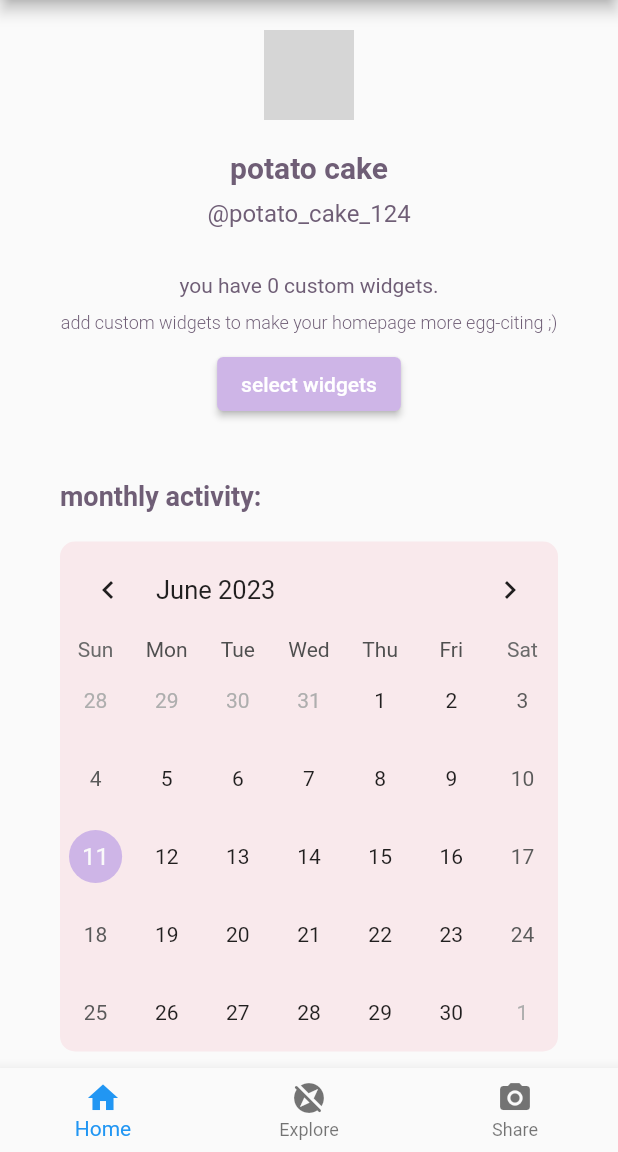
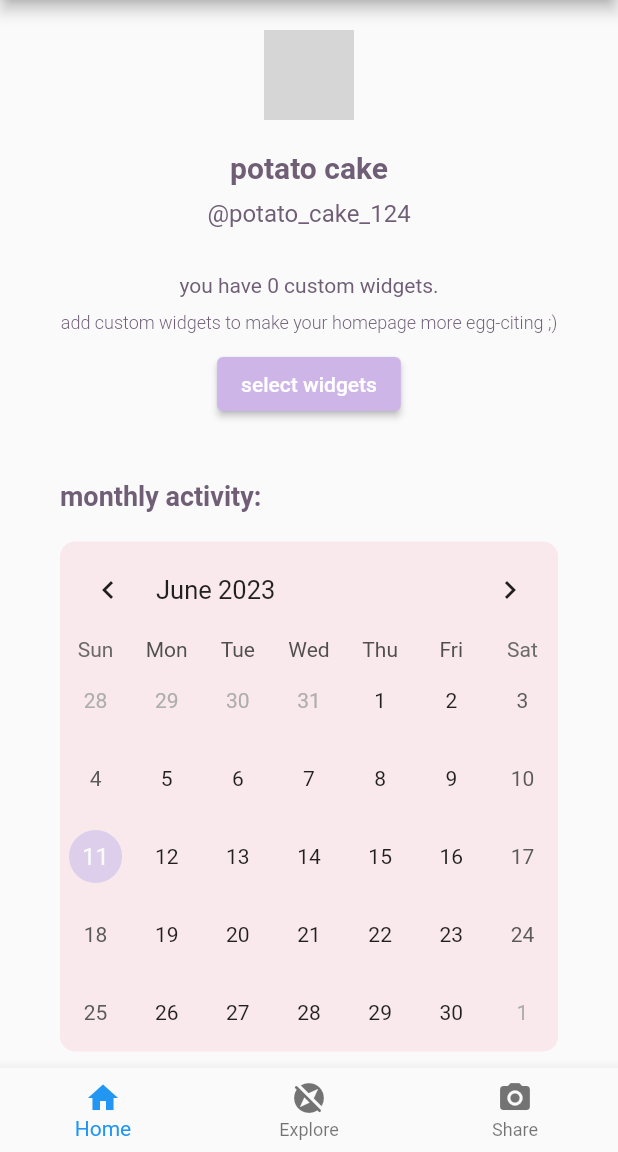
Before and after one commit to Zami-Lee/wrApped, a Flutter app: the screen it shows after launch, on a phone screen of 412 x 824 dp, the part 84-1236 px from its top. Run offline on Flutter 3.47's test engine with Material 2 defaults, Android fonts, the light colour scheme and no system bars; drawn by our look-alikes of table_calendar; grey boxes are pictures that could not be loaded.

Commit message:
fix formatting of widget popup

```diff
--- a/lib/custom_widgets/calendar_widget.dart
+++ b/lib/custom_widgets/calendar_widget.dart
@@ -23,7 +23,6 @@
         width: customWidgetWidth,
         height: 455,
         child: Column(
-          // mainAxisAlignment: MainAxisAlignment.start,
           crossAxisAlignment: CrossAxisAlignment.start,
           children: [
             const SizedBox(height: 20),
@@ -47,7 +46,7 @@
                   calendarStyle: CalendarStyle(
                     selectedDecoration: BoxDecoration(
                       shape: BoxShape.circle,
-                      color: boxColour, // Change the color here for selected date
+                      color: boxColourLight, // Change the color here for selected date
                     ),
                     todayDecoration: BoxDecoration(
                       shape: BoxShape.circle,
@@ -79,4 +78,5 @@
       ),
     );
   }
+
 }
--- a/lib/custom_widgets/most_exp_meal_widget.dart
+++ b/lib/custom_widgets/most_exp_meal_widget.dart
@@ -69,8 +69,8 @@
             borderRadius: BorderRadius.circular(10),
             child: Image.asset(
               restaurantAImage.toString(),
-              width: 100,
-              height: 100,
+              width: 75,
+              height: 75,
               fit: BoxFit.cover,
             ),
           ),
--- a/lib/home_page.dart
+++ b/lib/home_page.dart
@@ -7,6 +7,7 @@
 
 Color mainTextColour =  const Color(0xFF6F5E76);
 Color boxColour = const Color(0xFFCEB5E7);
+Color boxColourLight = Color.fromARGB(255, 221, 207, 235);
 Color box2Colour = const Color(0xFFF9E9EC);
 
 double customWidgetWidth = 500;
```
Also changed, not shown: lib/custom_widgets/selectable_widget.dart (+3 -6 lines), 1 other file.
